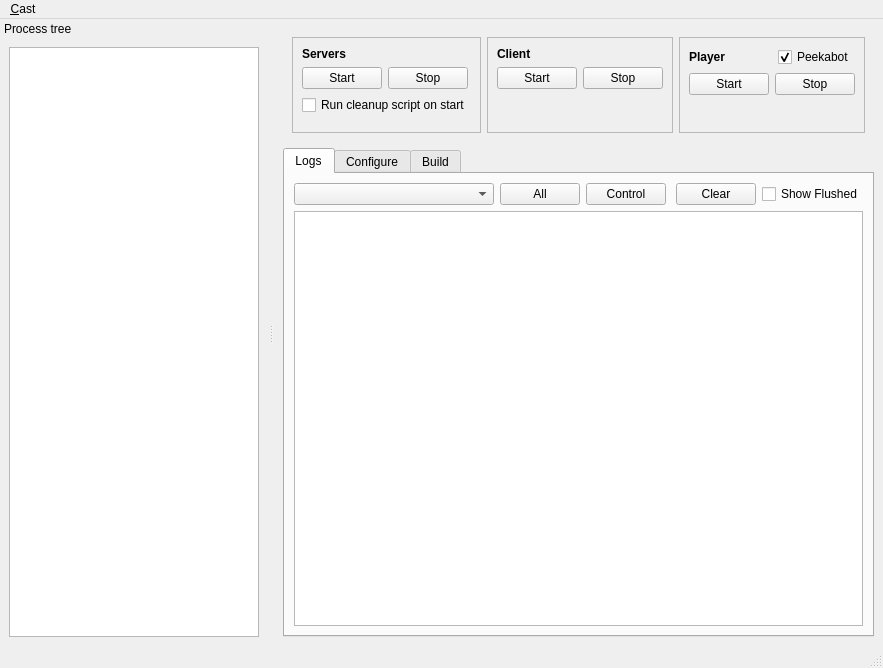
marc-hanheide/cogx, file tools/castctrl/trunk/qtui/mainwindow.ui: the form before one commit.
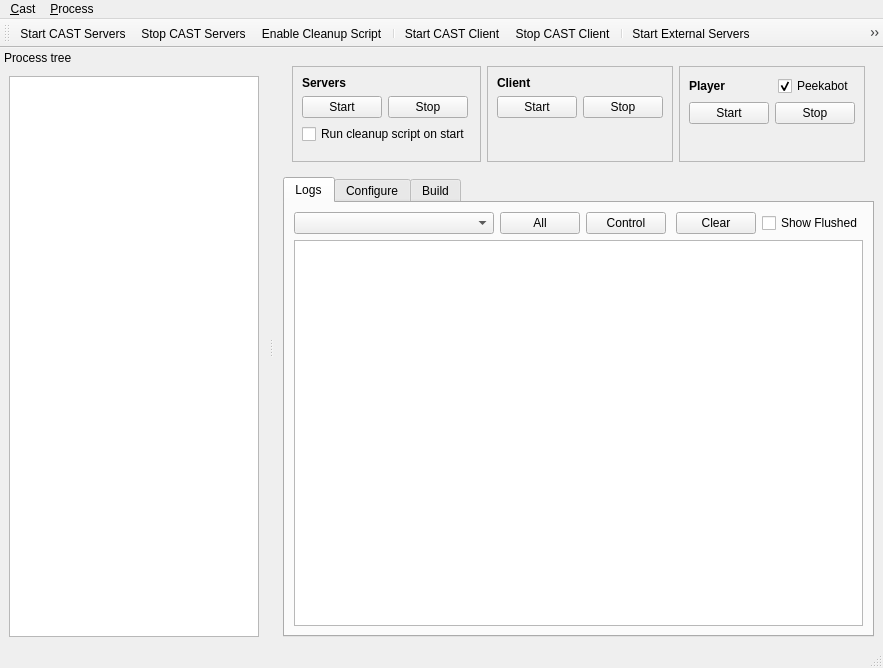
The form after the commit. Icons and pictures are not drawn.

Commit message: castctrl actions

What changed in the file:
```diff
--- a/tools/castctrl/trunk/qtui/mainwindow.ui
+++ b/tools/castctrl/trunk/qtui/mainwindow.ui
@@ -888,7 +888,21 @@
     <addaction name="actQuit"/>
     <addaction name="actStartTerminal"/>
    </widget>
+   <widget class="QMenu" name="menu_Process">
+    <property name="title">
+     <string>&amp;Process</string>
+    </property>
+    <addaction name="actStartCastServers"/>
+    <addaction name="actStopCastServers"/>
+    <addaction name="actStartCastClient"/>
+    <addaction name="actStopCastClient"/>
+    <addaction name="actStartExternalServers"/>
+    <addaction name="actStopExternalServers"/>
+    <addaction name="separator"/>
+    <addaction name="actEnableCleanupScript"/>
+   </widget>
    <addaction name="menuCast"/>
+   <addaction name="menu_Process"/>
   </widget>
   <widget class="QStatusBar" name="statusbar"/>
   <widget class="QDockWidget" name="dockWidget">
@@ -931,6 +945,38 @@
     </layout>
    </widget>
   </widget>
+  <widget class="QToolBar" name="toolBar">
+   <property name="minimumSize">
+    <size>
+     <width>0</width>
+     <height>0</height>
+    </size>
+   </property>
+   <property name="windowTitle">
+    <string>toolBar</string>
+   </property>
+   <property name="iconSize">
+    <size>
+     <width>24</width>
+     <height>24</height>
+    </size>
+   </property>
+   <attribute name="toolBarArea">
+    <enum>TopToolBarArea</enum>
+   </attribute>
+   <attribute name="toolBarBreak">
+    <bool>false</bool>
+   </attribute>
+   <addaction name="actStartCastServers"/>
+   <addaction name="actStopCastServers"/>
+   <addaction name="actEnableCleanupScript"/>
+   <addaction name="separator"/>
+   <addaction name="actStartCastClient"/>
+   <addaction name="actStopCastClient"/>
+   <addaction name="separator"/>
+   <addaction name="actStartExternalServers"/>
+   <addaction name="actStopExternalServers"/>
+  </widget>
   <action name="actQuit">
    <property name="text">
     <string>&amp;Quit</string>
@@ -969,6 +1015,79 @@
     <string>Select Host Configuration</string>
    </property>
   </action>
+  <action name="actStartCastServers">
+   <property name="icon">
+    <iconset>
+     <normalon>:/icons/res/system-run.png</normalon>
+    </iconset>
+   </property>
+   <property name="text">
+    <string>Start CAST Servers</string>
+   </property>
+  </action>
+  <action name="actStopCastServers">
+   <property name="icon">
+    <iconset>
+     <normalon>:/icons/res/system-suspend.png</normalon>
+    </iconset>
+   </property>
+   <property name="text">
+    <string>Stop CAST Servers</string>
+   </property>
+  </action>
+  <action name="actStartCastClient">
+   <property name="icon">
+    <iconset>
+     <normalon>:/icons/res/cogxStart.png</normalon>
+    </iconset>
+   </property>
+   <property name="text">
+    <string>Start CAST Client</string>
+   </property>
+  </action>
+  <action name="actStopCastClient">
+   <property name="icon">
+    <iconset>
+     <normalon>:/icons/res/cogxStop.png</normalon>
+    </iconset>
+   </property>
+   <property name="text">
+    <string>Stop CAST Client</string>
+   </property>
+  </action>
+  <action name="actStartExternalServers">
+   <property name="icon">
+    <iconset>
+     <normalon>:/icons/res/go-up.png</normalon>
+    </iconset>
+   </property>
+   <property name="text">
+    <string>Start External Servers</string>
+   </property>
+  </action>
+  <action name="actStopExternalServers">
+   <property name="icon">
+    <iconset>
+     <normalon>:/icons/res/go-down.png</normalon>
+    </iconset>
+   </property>
+   <property name="text">
+    <string>Stop External Servers</string>
+   </property>
+  </action>
+  <action name="actEnableCleanupScript">
+   <property name="checkable">
+    <bool>true</bool>
+   </property>
+   <property name="icon">
+    <iconset resource="castcontrol.qrc">
+     <normaloff>:/icons/res/shellscriptOff.png</normaloff>
+     <normalon>:/icons/res/shellscriptOn.png</normalon>:/icons/res/shellscriptOff.png</iconset>
+   </property>
+   <property name="text">
+    <string>Enable Cleanup Script</string>
+   </property>
+  </action>
  </widget>
  <resources/>
  <connections>
```
Left out of the diff: 16 changed lines with no effect on the pictures. The commit also changes 13 other files.
